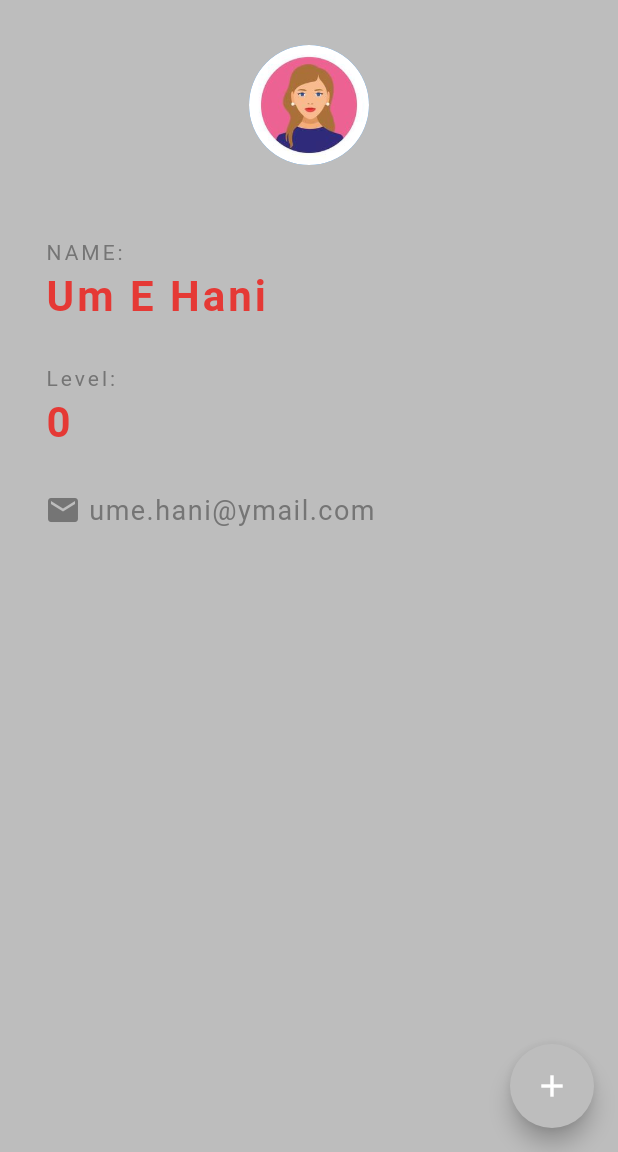
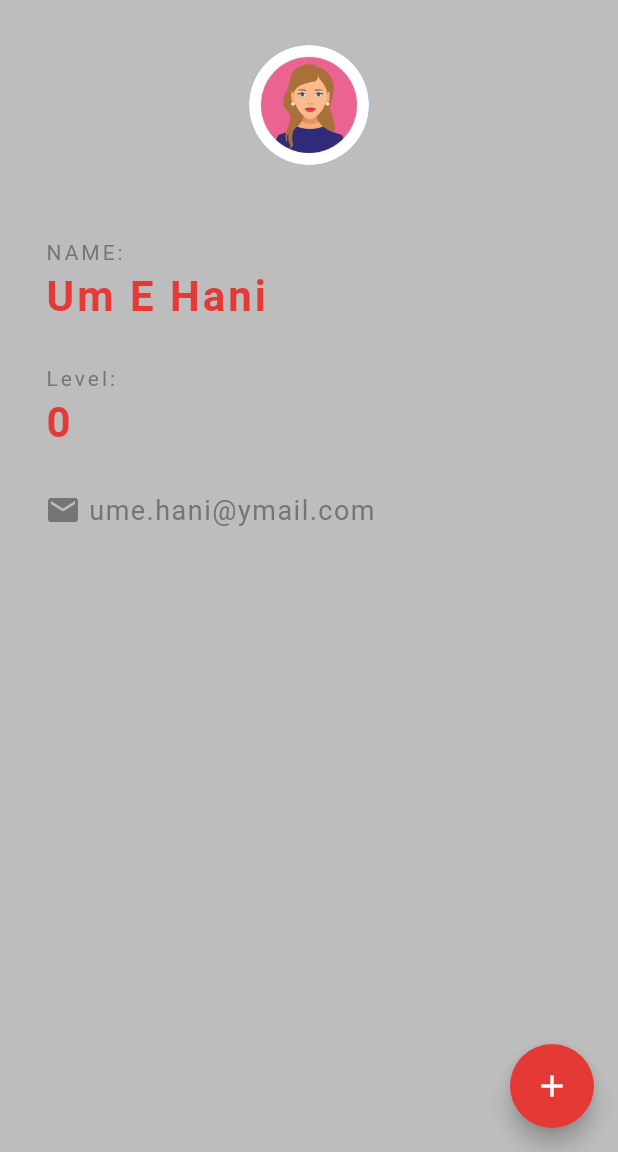
Before and after one commit to Um-e-Hani/FlutterIdCard, a Flutter app: the screen it shows after launch, on a phone screen of 412 x 824 dp, the part 84-1236 px from its top. Run offline on Flutter 3.47's test engine with Material 2 defaults, Android fonts, the phone set to English and light mode, and no system bars.

```diff
--- a/lib/main.dart
+++ b/lib/main.dart
@@ -25,7 +25,7 @@ class _IdCardState extends State<IdCard> {
       floatingActionButton: FloatingActionButton(
         onPressed: () {},
         child: Icon(Icons.add),
-        backgroundColor: Colors.grey[400],
+        backgroundColor: Colors.red[600],
       ), // FloatingActionButton
       body: Padding(
         padding: EdgeInsets.all(30.0),
```
Also changed, not shown: 1 other file.
